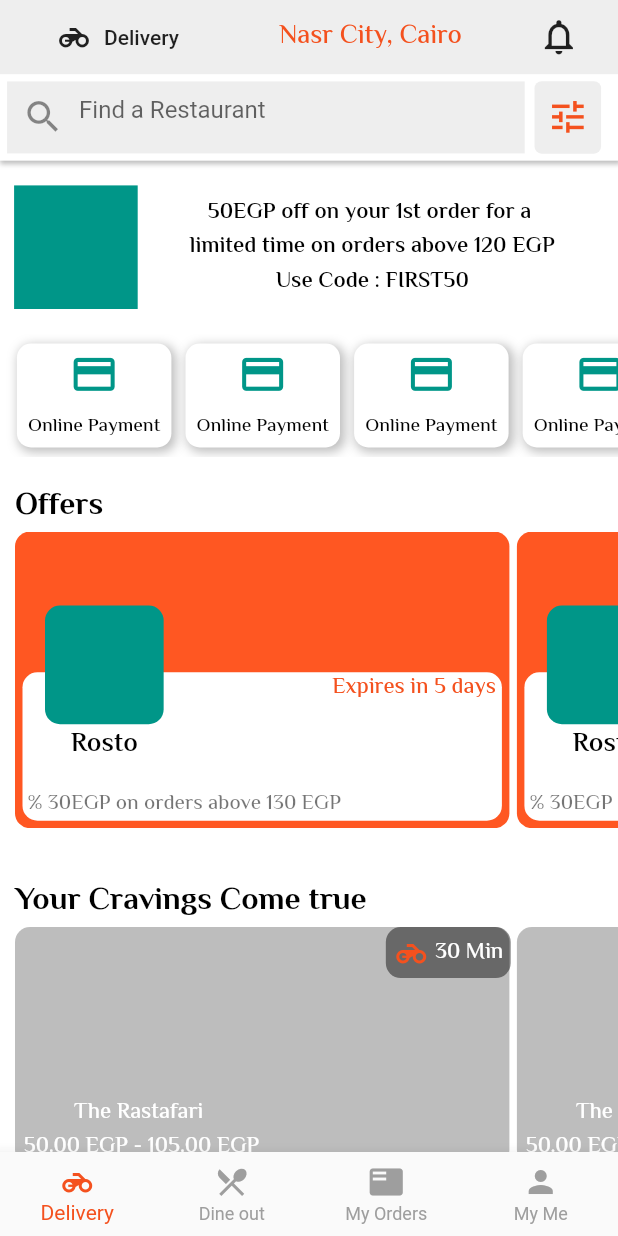
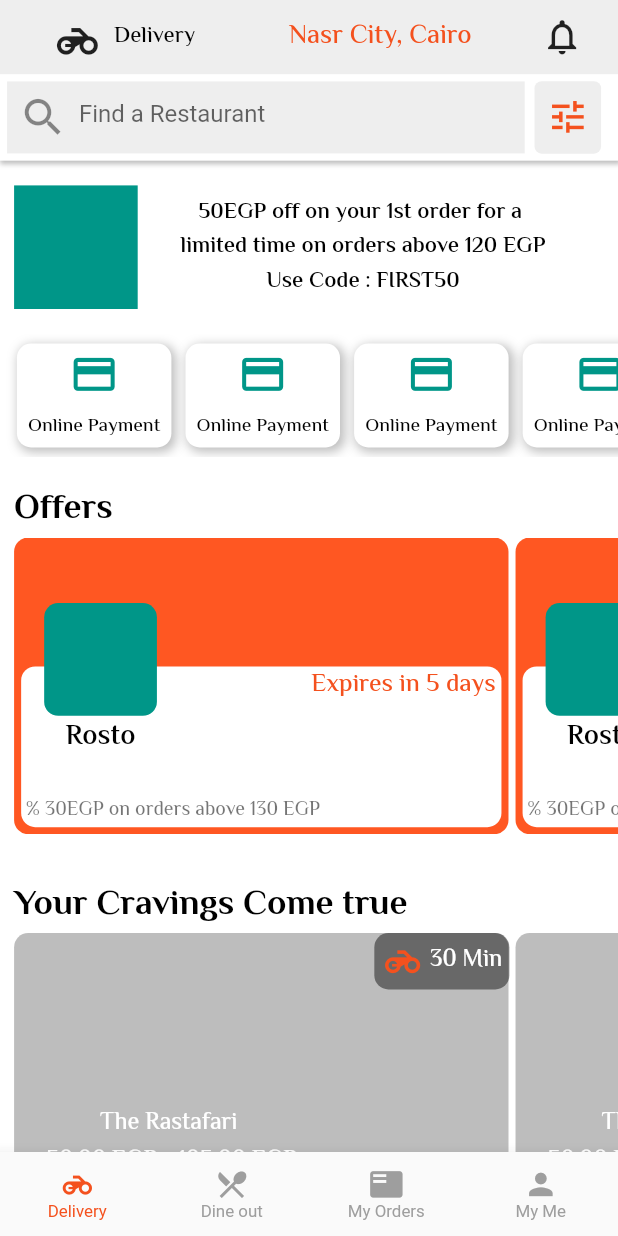
Before and after one commit to Ahmed-1911/elmenus, a Flutter app: the screen it shows after launch, on a phone screen of 412 x 824 dp. Run offline on Flutter 3.47's test engine with Material 2 defaults, Android fonts, the phone set to English and light mode, and no system bars; drawn by our look-alikes of auto_size_text; our stand-ins replace device_preview, flutter_screenutil, google_fonts.

Commit message:
compelete responsive

```diff
--- a/lib/components/home-components.dart
+++ b/lib/components/home-components.dart
@@ -33,7 +33,7 @@ topBar(BuildContext context){
             crossAxisAlignment: CrossAxisAlignment.center,
             mainAxisAlignment: MainAxisAlignment.spaceAround,
             children: <Widget>[
-              FlatButton.icon(onPressed: (){}, icon: Icon(Icons.motorcycle), label: Text('Delivery')),
+              FlatButton.icon(onPressed: (){}, icon: Icon(Icons.motorcycle,size: 35.sp,), label:  autoText('Delivery',1,16.ssp,FontWeight.w500,Colors.black)),
               autoText('Nasr City, Cairo',1,19.ssp,FontWeight.w500,primColor),
               Icon(Icons.notifications_none,size: 30.sp,)
             ],
@@ -46,21 +46,29 @@ topBar(BuildContext context){
             children: <Widget>[
               Flexible(
                 flex:6 ,
+                child: Container(
+                  alignment: Alignment.center,
                   child: TextField(
                     cursorColor: Colors.black,
+                    textAlign: TextAlign.start,
                     decoration:InputDecoration(
-                      contentPadding: EdgeInsets.symmetric(vertical: 10.sp),
+                      //contentPadding: EdgeInsets.symmetric(vertical: 10.h),
                         filled: true,
                         fillColor: Colors.grey[200],
-                      prefixIcon: Icon(Icons.search,size: 30.sp,),
+                        prefixIcon: Icon(Icons.search,size: 35.sp,),
                         hintText: 'Find a Restaurant',
+                        hintStyle: TextStyle(
+                            fontSize: 17.ssp
+                        ),
                         border: InputBorder.none,
                         focusedBorder: InputBorder.none
                     ),
                   ),
                 ),
+              ),
               Flexible(
                 child: Container(
+                  height: 0.07.sh,
                   alignment: Alignment.center,
                   decoration: BoxDecoration(
                       color: Colors.grey[200],
@@ -90,7 +98,7 @@ promoCodeContainer(BuildContext context){
             color: Colors.teal,
           ),
           Container(
-            width: 0.75.sw,
+            width: 0.72.sw,
             padding: EdgeInsets.all(5.sp),
             alignment: Alignment.center,
             child: autoText('50EGP off on your 1st order for a \n limited time on orders above 120 EGP\n Use Code : FIRST50 ', 3 , 19.ssp, FontWeight.w600, Colors.black),
@@ -147,14 +155,14 @@ middleList(BuildContext context){
 
 offersContainer(BuildContext context){
   return Container(
-    height: getHeight(context) * 0.3,
-    margin: EdgeInsets.only(left: 10),
+    height: 0.3.sh,
+    margin: EdgeInsets.only(left: 10.sp),
     child: Column(
       crossAxisAlignment: CrossAxisAlignment.start,
       children: <Widget>[
         Flexible(
           child: autoText(
-              'Offers', 1, 21, FontWeight.w700, Colors.black),
+              'Offers', 1, 25.ssp, FontWeight.w700, Colors.black),
         ),
         Flexible(
           flex: 4,
@@ -166,36 +174,36 @@ offersContainer(BuildContext context){
                     LayoutBuilder(
                       builder:(ctx,constraints)=> Container(
                         alignment: Alignment.bottomCenter,
-                        width: getWidth(context)*0.8,
-                        margin: EdgeInsets.only(right: 5),
+                        width: 0.8.sw,
+                        margin: EdgeInsets.only(right: 5.sp),
                         child: Stack(
                           overflow: Overflow.visible,
                           children: <Widget>[
                             Container(
-                              height: constraints.maxHeight*0.5,
-                              margin: EdgeInsets.all(5),
+                              height: 0.13.sh,
+                              margin: EdgeInsets.all(5.sp),
                               alignment: Alignment.bottomLeft,
                               decoration: BoxDecoration(
                                   color: Colors.white,
-                                  borderRadius: BorderRadius.circular(10)
+                                  borderRadius: BorderRadius.circular(10.r)
                               ),
-                              child: autoText(' % 30EGP on orders above 130 EGP', 1, 14, FontWeight.w500, Colors.black54),
+                              child: autoText(' % 30EGP on orders above 130 EGP', 1, 14.ssp, FontWeight.w500, Colors.black54),
                             ),
                             Positioned(
-                              left: 20,
-                              top: -constraints.maxHeight*0.2,
+                              left: 20.w,
+                              top: -40.h,
                               child: Column(
                                 mainAxisSize: MainAxisSize.min,
                                 children: <Widget>[
                                   Container(
-                                    height: constraints.maxHeight*0.4,
-                                    width: constraints.maxHeight*0.4,
+                                    height: 80.h,
+                                    width: 80.h,
                                     decoration: BoxDecoration(
                                         color: Colors.teal,
-                                        borderRadius: BorderRadius.circular(10)
+                                        borderRadius: BorderRadius.circular(10.r)
                                     ),
                                   ),
-                                  autoText('Rosto', 1 , 18 , FontWeight.w600, Colors.black)
+                                  autoText('Rosto', 1 , 20.ssp , FontWeight.w600, Colors.black)
                                 ],
                               ),
                             ),
@@ -203,10 +211,10 @@ offersContainer(BuildContext context){
                               right: 0,
                               top: 0,
                               child: Padding(
-                                padding: const EdgeInsets.all(4.0),
+                                padding: EdgeInsets.all(4.0.sp),
                                 child: Padding(
-                                  padding: const EdgeInsets.symmetric(horizontal: 5),
-                                  child: autoText(' Expires in 5 days', 1, 15, FontWeight.w500, primColor),
+                                  padding: EdgeInsets.symmetric(horizontal: 5.sp),
+                                  child: autoText(' Expires in 5 days', 1, 18.ssp, FontWeight.w500, primColor),
                                 ),
                               ),
                             )
@@ -214,7 +222,7 @@ offersContainer(BuildContext context){
                         ),
                         decoration: BoxDecoration(
                             color: Colors.deepOrange,
-                            borderRadius: BorderRadius.circular(10)
+                            borderRadius: BorderRadius.circular(10.r)
                         ),
                       ),
                     )
@@ -228,14 +236,14 @@ offersContainer(BuildContext context){
 
 comeTrueContainer(BuildContext context){
   return Container(
-    height: getHeight(context) * 0.3,
-    margin: EdgeInsets.only(left: 10),
+    height: 0.33.sh,
+    margin: EdgeInsets.only(left: 10.sp),
     child: Column(
       crossAxisAlignment: CrossAxisAlignment.start,
       children: <Widget>[
         Flexible(
           child: autoText(
-              'Your Cravings Come true', 1, 21, FontWeight.w700, Colors.black),
+              'Your Cravings Come true', 1, 25.ssp, FontWeight.w700, Colors.black),
         ),
         Flexible(
           flex: 4,
@@ -253,32 +261,32 @@ comeTrueContainer(BuildContext context){
                                 crossAxisAlignment: CrossAxisAlignment.start,
                                 children: <Widget>[
                                   Container(
-                                    height: constraints.maxHeight*0.8,
-                                    width: getWidth(context)*0.8,
-                                    margin: EdgeInsets.only(right: 5),
+                                    height: 0.2.sh,
+                                    width: 0.8.sw,
+                                    margin: EdgeInsets.only(right: 5.sp),
                                     alignment: Alignment.bottomLeft,
                                     decoration: BoxDecoration(
                                         color: Colors.black26,
-                                        borderRadius: BorderRadius.circular(10)
+                                        borderRadius: BorderRadius.circular(10.r)
                                     ),
                                     child: Container(
-                                        width: (getWidth(context)*0.8)/2,
-                                        child: autoText('The Rastafari \n 50.00 EGP - 105.00 EGP ', 2 , 17, FontWeight.w500, Colors.white)),
+                                        width: 0.5.sw,
+                                        child: autoText('The Rastafari \n 50.00 EGP - 105.00 EGP ', 2 , 17.ssp, FontWeight.w500, Colors.white)),
                                   ),
                                   Container(
-                                    height: constraints.maxHeight*0.2,
-                                    width: getWidth(context)*0.7,
+                                    height: 0.05.sh,
+                                    width: 0.7.sw,
                                     child: Row(
                                       mainAxisAlignment: MainAxisAlignment.start,
                                       children: <Widget>[
                                         Container(
-                                          width: constraints.maxHeight*0.22,
-                                          margin: EdgeInsets.symmetric(horizontal: 10),
+                                          width: 0.1.sw,
+                                          margin: EdgeInsets.symmetric(horizontal: 10.sp,vertical: 1.sp),
                                           color: Colors.teal,
                                         ),
                                         Flexible(
                                           child: autoText(
-                                              'Zack\'s Fried Chicken', 1, 19, FontWeight.w700, Colors.black),
+                                              'Zack\'s Fried Chicken', 1, 20.ssp, FontWeight.w700, Colors.black),
                                         ),
                                       ],
                                     ),
@@ -289,16 +297,16 @@ comeTrueContainer(BuildContext context){
                                 right: 0,
                                 top: 0,
                                 child: Container(
-                                  margin:  EdgeInsets.symmetric(horizontal: getWidth(context)*0.01),
-                                  padding: const EdgeInsets.all(5),
+                                  margin:  EdgeInsets.symmetric(horizontal: 0.01.sw),
+                                  padding:  EdgeInsets.all(5.sp),
                                   decoration: BoxDecoration(
                                       color: Colors.black45,
-                                      borderRadius: BorderRadius.circular(10)
+                                      borderRadius: BorderRadius.circular(10.r)
                                   ),
                                   child: Row(
                                     children: <Widget>[
-                                      Icon(Icons.motorcycle, color: primColor,),
-                                      autoText(' 30 Min', 1, 15, FontWeight.w500, Colors.white),
+                                      Icon(Icons.motorcycle, color: primColor,size: 30.sp,),
+                                      autoText(' 30 Min', 1, 17.ssp, FontWeight.w500, Colors.white),
                                     ],
                                   ),
                                 ),
@@ -316,14 +324,14 @@ comeTrueContainer(BuildContext context){
 
 discoverByDish(BuildContext context){
   return Container(
-    height: getHeight(context) * 0.2,
-    margin: EdgeInsets.only(left: 10),
+    height: 0.27.sh,
+    margin: EdgeInsets.only(left: 10.sp),
     child: Column(
       crossAxisAlignment: CrossAxisAlignment.start,
       children: <Widget>[
         Flexible(
           child: autoText(
-              'Discovrer by dish', 1, 21, FontWeight.w700, Colors.black),
+              'Discovrer by dish', 1, 25.ssp, FontWeight.w700, Colors.black),
         ),
         Flexible(
           flex: 3,
@@ -336,13 +344,13 @@ discoverByDish(BuildContext context){
                         Column(
                           children: <Widget>[
                             Container(
-                              height: constraints.maxHeight*0.8,
-                              margin: EdgeInsets.only(right: 5),
-                              width: getWidth(context)*0.4,
+                              height: 0.15.sh,
+                              margin: EdgeInsets.only(right: 5.sp),
+                              width: 0.4.sw,
                               alignment: Alignment.bottomLeft,
                               decoration: BoxDecoration(
                                   color: Colors.black26,
-                                  borderRadius: BorderRadius.circular(10),
+                                  borderRadius: BorderRadius.circular(10.r),
                                   border: index==0?
                                   Border.all(
                                     color: primColor,
@@ -354,8 +362,8 @@ discoverByDish(BuildContext context){
                               ),
                             ),
                             Container(
-                                height: constraints.maxHeight*0.2,
-                                child: autoText('All', 1 , 17, FontWeight.w500, Colors.black))
+                                height: 0.05.sh,
+                                child: autoText('All', 1 , 19.ssp, FontWeight.w500, Colors.black))
                           ],
                         ),
                   )
@@ -369,10 +377,10 @@ discoverByDish(BuildContext context){
 allRestaurant(BuildContext context){
   return Column(
     children: List.generate(7, (index) => Container(
-      height: getHeight(context) * 0.4,
-      margin: EdgeInsets.all(10),
+      height: 0.5.sh,
+      margin: EdgeInsets.all(10.sp),
       decoration: BoxDecoration(
-          borderRadius: BorderRadius.circular(10),
+          borderRadius: BorderRadius.circular(10.r),
           boxShadow: [
             BoxShadow(
                 color: Colors.black45,
@@ -386,24 +394,24 @@ allRestaurant(BuildContext context){
         builder:(ctx,constraints) => Column(
           children: <Widget>[
             Container(
-              height: constraints.maxHeight*0.67,
+              height: 0.32.sh,
               color: Colors.red,
             ),
             Container(
-              height: constraints.maxHeight*0.21,
+              height: 0.12.sh,
               color: Colors.white,
               child: Row(
                 children: <Widget>[
                   Container(
-                    width: constraints.maxWidth*0.2,
-                    margin: EdgeInsets.all(5),
+                    width: 0.2.sw,
+                    margin: EdgeInsets.all(5.sp),
                     decoration: BoxDecoration(
-                      borderRadius: BorderRadius.circular(40),
+                      borderRadius: BorderRadius.circular(60.r),
                       color: Colors.red,
                     ),
                   ),
                   Container(
-                    width: constraints.maxWidth*0.75,
+                    width: 0.7.sw,
                     child: Row(
                       mainAxisAlignment: MainAxisAlignment.spaceAround,
                       children: <Widget>[
@@ -411,8 +419,8 @@ allRestaurant(BuildContext context){
                           mainAxisAlignment: MainAxisAlignment.spaceEvenly,
                           crossAxisAlignment: CrossAxisAlignment.start,
                           children: <Widget>[
-                            autoText('McDonald\'s', 1, 19, FontWeight.w700, Colors.black),
-                            autoText('Fast Food', 1, 15, FontWeight.w500, Colors.black)
+                            autoText('McDonald\'s', 1, 23.ssp, FontWeight.w700, Colors.black),
+                            autoText('Fast Food', 1, 18.ssp, FontWeight.w500, Colors.black)
                           ],
                         ),
                         Column(),
@@ -423,23 +431,23 @@ allRestaurant(BuildContext context){
               ),
             ),
             Container(
-              height: constraints.maxHeight*0.12,
+              height: 0.05.sh,
               color: Colors.white,
               child: Row(
                 mainAxisAlignment: MainAxisAlignment.spaceAround,
                 children: <Widget>[
                   Row(
                     children: <Widget>[
-                      Icon(Icons.motorcycle),
-                      SizedBox(width: 10,),
-                      autoText('40 mins', 1, 15, FontWeight.w500, Colors.black)
+                      Icon(Icons.motorcycle,size: 35.sp,),
+                      SizedBox(width: 10.w),
+                      autoText('40 mins', 1, 18.ssp, FontWeight.w500, Colors.black)
                     ],
                   ),
                   Row(
                     children: <Widget>[
-                      Icon(Icons.radio_button_checked,color: Colors.green,),
-                      SizedBox(width: 10,),
-                      autoText('ORDER ONLINE', 1, 15, FontWeight.w500, Colors.green)
+                      Icon(Icons.radio_button_checked,color: Colors.green,size: 35.sp,),
+                      SizedBox(width: 10.w),
+                      autoText('ORDER ONLINE', 1, 18.ssp, FontWeight.w500, Colors.green)
                     ],
                   ),
                   Row(),
--- a/lib/main.dart
+++ b/lib/main.dart
@@ -1,6 +1,4 @@
 import 'package:elmenus/views/home.dart';
-import 'package:elmenus/views/login&signup.dart';
-import 'package:elmenus/views/meal-details.dart';
 import 'package:flutter/material.dart';
 import 'package:device_preview/device_preview.dart';
 import 'package:flutter_screenutil/flutter_screenutil.dart';
--- a/lib/views/home.dart
+++ b/lib/views/home.dart
@@ -4,6 +4,7 @@ import 'package:elmenus/views/dine-out.dart';
 import 'package:elmenus/views/my-orders.dart';
 import 'package:elmenus/views/profile.dart';
 import 'package:flutter/material.dart';
+import 'package:flutter_screenutil/flutter_screenutil.dart';
 
 class Home extends StatefulWidget {
   const Home({Key key}) : super(key: key);
@@ -21,8 +22,8 @@ class _BottomNavigationBarExampleState
     final _kTabPages = <Widget>[
        Delivery(),
        DineOut(),
-      MyOrders(),
-      Profile(),
+       MyOrders(),
+       Profile(),
     ];
     final _kBottmonNavBarItems = <BottomNavigationBarItem>[
       const BottomNavigationBarItem(icon: Icon(Icons.motorcycle), title:Text('Delivery')),
@@ -36,6 +37,9 @@ class _BottomNavigationBarExampleState
       currentIndex: _currentTabIndex,
       type: BottomNavigationBarType.fixed,
       fixedColor: primColor,
+      iconSize: 25.sp,
+      selectedFontSize: 12.ssp,
+      unselectedFontSize: 12.ssp,
       unselectedItemColor: Colors.grey,
       onTap: (int index) {
         setState(() {
```
Also changed, not shown: lib/components/dine-out-components.dart (+38 -39 lines), lib/views/dine-out.dart (+10 -8 lines). Lines whose indentation alone changed are shown as unchanged.
